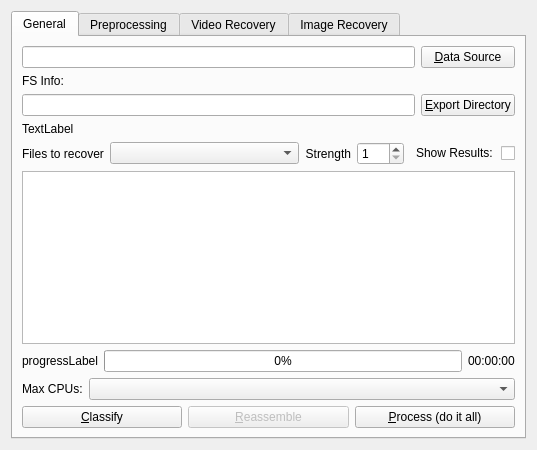
Before: the Qt Designer form gui/file_carving_ui.ui in rpoisel/mmc, drawn with Qt 5.
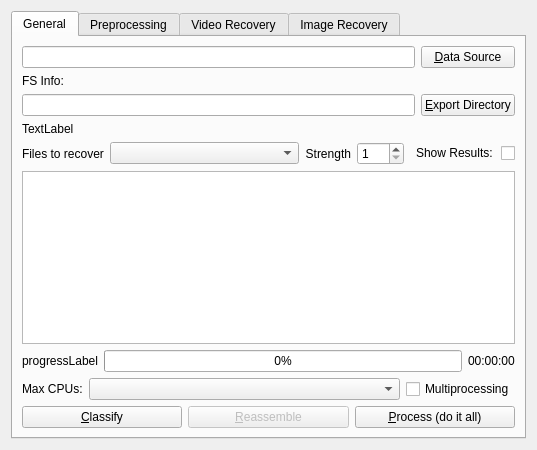
After: the same form once the commit is applied.

Commit message: multiprocessing made optional

The edit to the form file:
```diff
--- a/gui/file_carving_ui.ui
+++ b/gui/file_carving_ui.ui
@@ -203,6 +203,19 @@
          <item>
           <widget class="QComboBox" name="maxCPUs"/>
          </item>
+         <item>
+          <widget class="QCheckBox" name="multiprocessing">
+           <property name="sizePolicy">
+            <sizepolicy hsizetype="Fixed" vsizetype="Fixed">
+             <horstretch>0</horstretch>
+             <verstretch>0</verstretch>
+            </sizepolicy>
+           </property>
+           <property name="text">
+            <string>Multiprocessing</string>
+           </property>
+          </widget>
+         </item>
         </layout>
        </item>
        <item>
```
The commit also changes 4 other files.
